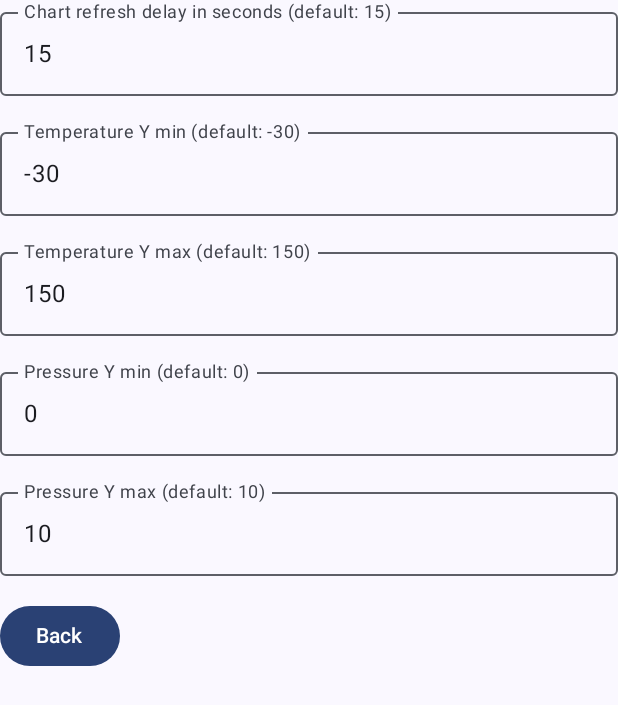
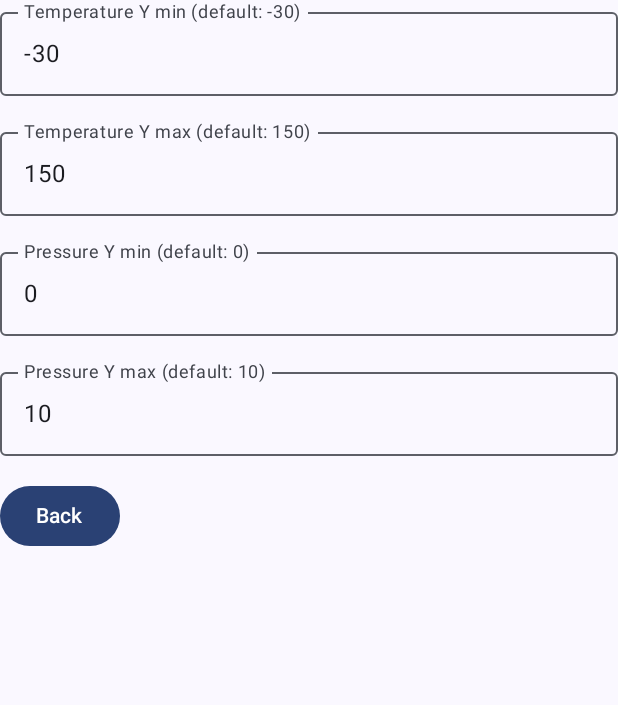
Before and after one commit to 1nsp1r3/telemetry, an Android app built with Jetpack Compose: the screen it shows after launch (MainActivity), after a tap on "Settings", on a phone screen of 412 x 824 dp. Shown: the top 705 px of the screen. Run offline under Robolectric (Android 15) with nearby library versions, the phone set to English and light mode, and no system bars; libraries missing offline, so code that uses them is left out: com.github.mikephil.charting; 1 statement that could not run was skipped.

Commit message:
Improve debug text position and remove chart refresh delay configuration

```diff
--- a/app/src/main/java/org/inspir3/telemetry/Configuration.kt
+++ b/app/src/main/java/org/inspir3/telemetry/Configuration.kt
@@ -8,7 +8,6 @@ import java.time.LocalDateTime
 
 class Default {
     companion object {
-        const val CHART_REFRESH_DELAY = 15
         const val TEMPERATURE_YMIN = -30
         const val TEMPERATURE_YMAX = 150
         const val PRESSURE_YMIN = 0
@@ -18,7 +17,6 @@ class Default {
 
 class Configuration(
     context: Context,
-    var chartRefreshDelay: Int = Default.CHART_REFRESH_DELAY,
     var temperatureYmin: Int = Default.TEMPERATURE_YMIN,
     var temperatureYmax: Int = Default.TEMPERATURE_YMAX,
     var pressureYmin: Int = Default.PRESSURE_YMIN,
@@ -29,7 +27,6 @@ class Configuration(
 
 
     override suspend fun _loadSettings() {
-        this.chartRefreshDelay = this.loadInt("chartRefreshDelay", Default.CHART_REFRESH_DELAY)
         this.temperatureYmin = this.loadInt("temperatureYmin", Default.TEMPERATURE_YMIN)
         this.temperatureYmax = this.loadInt("temperatureYmax", Default.TEMPERATURE_YMAX)
         this.pressureYmin = this.loadInt("pressureYmin", Default.PRESSURE_YMIN)
@@ -37,7 +34,6 @@ class Configuration(
     }
 
     override suspend fun _saveSettings() {
-        this.save("chartRefreshDelay", this.chartRefreshDelay)
         this.save("temperatureYmin", this.temperatureYmin)
         this.save("temperatureYmax", this.temperatureYmax)
         this.save("pressureYmin", this.pressureYmin)
@@ -46,7 +42,6 @@ class Configuration(
 
     override fun logSettings() {
         Log.d(I3.TAG, "=== Configuration.logSettings() ===")
-        Log.d(I3.TAG, "chartRefreshDelay: $chartRefreshDelay")
         Log.d(I3.TAG, "temperatureYmin: $temperatureYmin")
         Log.d(I3.TAG, "temperatureYmax: $temperatureYmax")
         Log.d(I3.TAG, "pressureYmin: $pressureYmin")
--- a/app/src/main/java/org/inspir3/telemetry/view/MainView.kt
+++ b/app/src/main/java/org/inspir3/telemetry/view/MainView.kt
@@ -1,6 +1,7 @@
 package org.inspir3.telemetry.view
 
 import androidx.compose.foundation.layout.Column
+import androidx.compose.foundation.layout.Row
 import androidx.compose.foundation.layout.fillMaxWidth
 import androidx.compose.material3.Button
 import androidx.compose.material3.Text
@@ -9,9 +10,12 @@ import androidx.compose.runtime.getValue
 import androidx.compose.runtime.mutableStateOf
 import androidx.compose.runtime.remember
 import androidx.compose.runtime.setValue
+import androidx.compose.ui.Alignment
 import androidx.compose.ui.Modifier
 import androidx.compose.ui.graphics.Color
 import androidx.compose.ui.graphics.toArgb
+import androidx.compose.ui.text.style.TextAlign
+import androidx.compose.ui.unit.sp
 import org.inspir3.common.DateTime
 import org.inspir3.common.compose.Graph
 import org.inspir3.telemetry.Configuration
@@ -27,7 +31,6 @@ fun MainView(configuration: Configuration, settingRoute: () -> Unit = {}, temper
     debugData = "$delay | data count: ${Telemetry.history.size}"
 
     Column(Modifier.fillMaxWidth()) {
-        Text(debugData)
         Graph(
             label = "Temperature",
             color = Color.Yellow.toArgb(),
@@ -50,8 +53,18 @@ fun MainView(configuration: Configuration, settingRoute: () -> Unit = {}, temper
             data = pressure.data,
         )
         ChartLegendView(min = pressure.min, actual = pressure.actual, max = pressure.max, legend = " bars", color = Color.Cyan)
-        Button(onClick = { settingRoute() }) {
-            Text("Settings")
+        Row(verticalAlignment = Alignment.Bottom) {
+            Button(onClick = { settingRoute() }) {
+                Text("Settings")
+            }
+            Text(
+                text = debugData,
+                modifier = Modifier
+                    .fillMaxWidth()
+                    .weight(1f),
+                textAlign = TextAlign.Right,
+                fontSize = 12.sp,
+            )
         }
     }
 }
--- a/app/src/main/java/org/inspir3/telemetry/view/SettingsView.kt
+++ b/app/src/main/java/org/inspir3/telemetry/view/SettingsView.kt
@@ -14,19 +14,12 @@ import org.inspir3.telemetry.Default
 
 @Composable
 fun SettingsView(configuration: Configuration, mainRoute: () -> Unit = {}) {
-    val chartRefreshDelayText = remember { mutableStateOf(configuration.chartRefreshDelay.toString()) }
     val temperatureYminText = remember { mutableStateOf(configuration.temperatureYmin.toString()) }
     val temperatureYmaxText = remember { mutableStateOf(configuration.temperatureYmax.toString()) }
     val pressureYminText = remember { mutableStateOf(configuration.pressureYmin.toString()) }
     val pressureYmaxText = remember { mutableStateOf(configuration.pressureYmax.toString()) }
 
     Column(Modifier.fillMaxWidth()) {
-        InputWholeNumber(
-            label = "Chart refresh delay in seconds (default: ${Default.CHART_REFRESH_DELAY})",
-            value = chartRefreshDelayText,
-            onUpdate = { configuration.chartRefreshDelay = it },
-            defaultValue = Default.CHART_REFRESH_DELAY,
-        )
         InputWholeNumber(
             label = "Temperature Y min (default: ${Default.TEMPERATURE_YMIN})",
             value = temperatureYminText,
```
